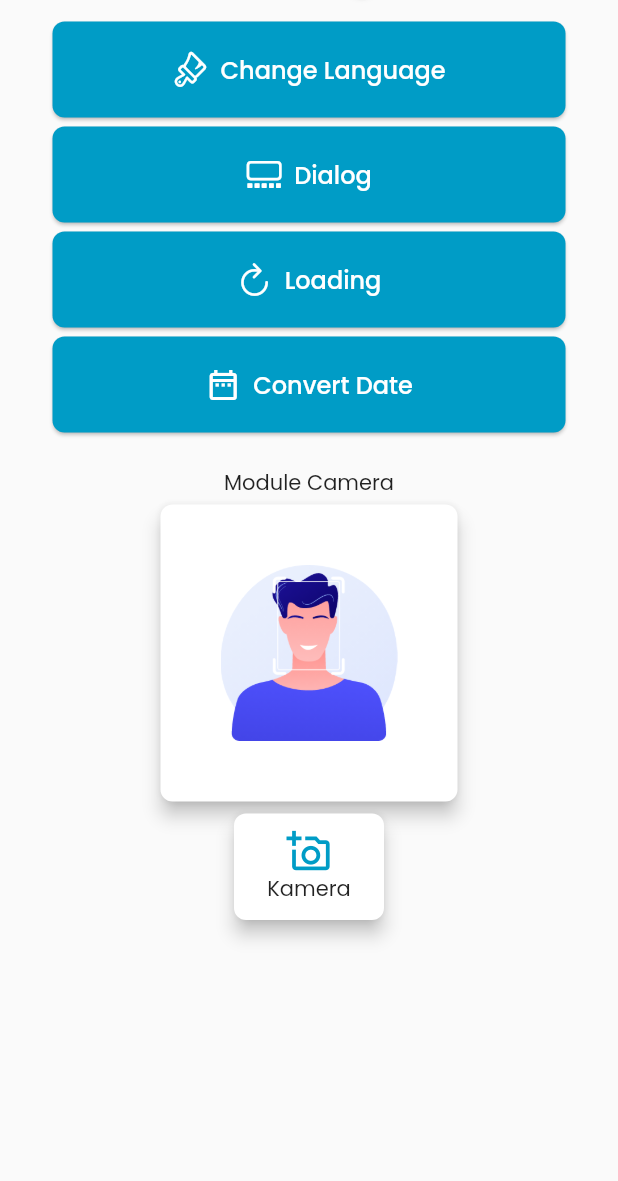
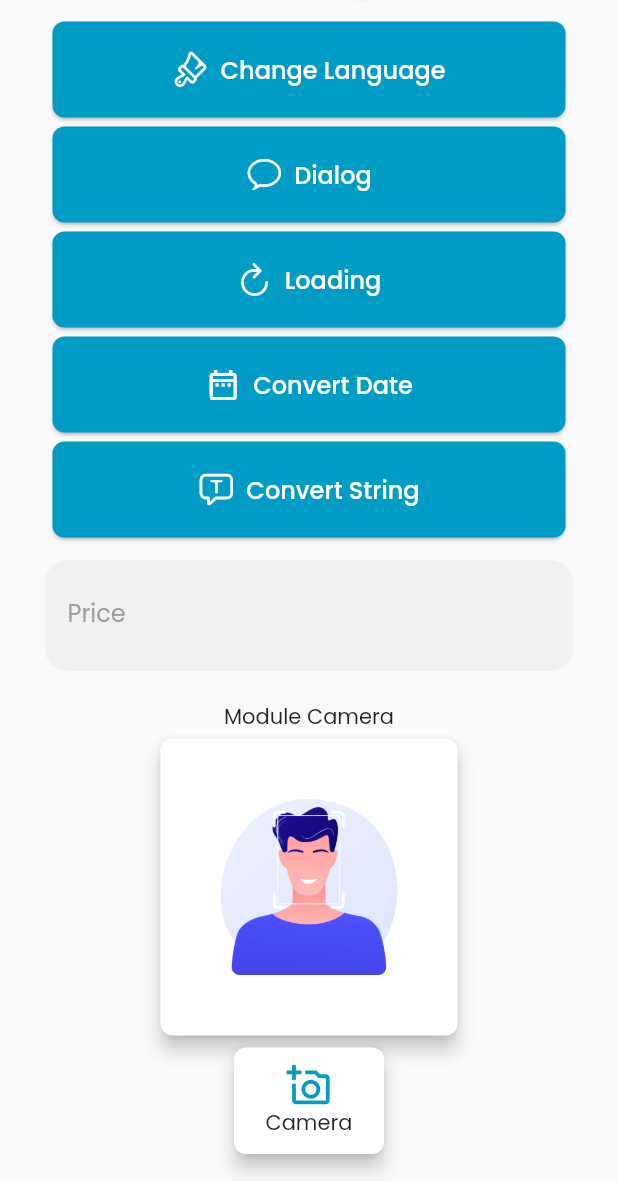
Before and after one commit to nandakista/skybase_flutter_getx, a Flutter app: the UtilsView screen opened directly, on a phone screen of 412 x 824 dp, the part 55-1236 px from its top. Run offline on Flutter 3.47's test engine with Material 2 defaults, Android fonts, the phone set to English and light mode, and no system bars; our stand-ins replace camera, dio, double_back_to_close_app, file_picker, flutter_image_compress, flutter_keyboard_visibility and 12 more; missing offline and left inert: photo_manager; accounts and stored records are empty; project files that could hold a hidden picture were left out.

Commit message:
Update utility view

```diff
--- a/lib/core/app/app_constant.dart
+++ b/lib/core/app/app_constant.dart
@@ -8,11 +8,6 @@ class AppConst {
   static const double defaultMargin = 30;
   static const String appName = 'Gitagram';
   static const String appTag = 'Connect every developers';
-
-  /* Validator
-  ... Size Validator
-   */
-  static const String validSize = 'Ukuran file tidak boleh melebihi 2MB.';
 
   /* Size Helper
   ... Size of everything
--- a/lib/core/helper/converter_helper.dart
+++ b/lib/core/helper/converter_helper.dart
@@ -27,10 +27,29 @@ class AppConverter {
     }
   }
 
-  static String replaceCharAt(String oldString, int index, String newChar) {
+  /// Convert string into new string at specific index.
+  /// * Example : [oldString] = 'abc', [index] = 2, [newChar] = '$', Result --> a$b
+  static String replaceStringAt(String oldString, int index, String newChar) {
     return oldString.substring(0, index) +
         newChar +
         oldString.substring(index + 1);
+  }
+
+  /// Convert string into new string. Used to hidden string like a email, phone number, etc.
+  /// * Example :
+  ///
+  /// [oldString] = name@email.com,
+  ///
+  /// [index] = 2,
+  ///
+  /// [newChar] = *
+  ///
+  /// --> Result will = na****mail.com
+  static String replaceStringRange(String sentence, int start, int end, String newChar) {
+    for (int i = start; i < end+1 ; i++) {
+      sentence = AppConverter.replaceStringAt(sentence, i, newChar);
+    }
+    return sentence;
   }
 }
 
@@ -57,15 +76,20 @@ extension StringExtension on String {
         .join(' ');
   }
 
+  /// Convert string Indonesian Currency to int.
+  ///
   /// The required format string is "Rp 0.000..."
-  ///
   /// the return is [Int]
+  /// * Example : Rp 1.000 (String) --> 1000
   int fromIDR() {
     return int.tryParse(substring(3, length).replaceAll('.', '')) ?? 0;
   }
 }
 
 extension IntExtension on int {
+
+  /// Convert int to currency format.
+  /// * Example : 1000 (int) --> Rp 1.000 (String)
   String toIDR() {
     return NumberFormat.currency(locale: 'id', symbol: 'Rp ', decimalDigits: 0)
         .format(this);
--- a/lib/core/helper/input_formater.dart
+++ b/lib/core/helper/input_formater.dart
@@ -2,6 +2,9 @@ import 'package:flutter/services.dart';
 import 'package:intl/intl.dart';
 
 class CustomInputFormatters {
+
+  /// Just only input with format 2 decimal.
+  /// * Example 3.00, 123.12, 133212.99, ...
   static List<TextInputFormatter>? numberWith2Decimals = [
     FilteringTextInputFormatter.allow(RegExp(r'^\d*\.?\,?\d{0,2}')),
     TextInputFormatter.withFunction(
@@ -9,6 +12,11 @@ class CustomInputFormatters {
         text: newValue.text.replaceAll(',', '.'),
       ),
     ),
+  ];
+
+  static List<TextInputFormatter>? idrCurrency = [
+    FilteringTextInputFormatter.digitsOnly,
+    CurrencyInputFormatter(),
   ];
 }
 
--- a/lib/core/helper/safe_request_api_helper.dart
+++ b/lib/core/helper/safe_request_api_helper.dart
@@ -22,9 +22,8 @@ class SafeRequestAPI {
   /// It's useful when you need to call API outside features like download, etc.
   /// Return the value of Response API.
   Future<dynamic> callWithReturn(Function() function) async {
-    final dynamic data;
     try {
-      data = await function();
+      return await function();
     } catch (e) {
       AppDialog.show(
         typeDialog: TypeDialog.FAILED,
@@ -35,6 +34,5 @@ class SafeRequestAPI {
       );
       rethrow;
     }
-    return data;
   }
 }
--- a/lib/core/helper/validator_helper.dart
+++ b/lib/core/helper/validator_helper.dart
@@ -1,8 +1,10 @@
 import 'dart:io';
 
 import 'package:flutter/cupertino.dart';
+import 'package:get/get.dart';
 import 'package:varcore_flutter_base/core/app/app_constant.dart';
 import 'package:varcore_flutter_base/core/helper/dialog_helper.dart';
+import 'package:varcore_flutter_base/core/localization/language_const.dart';
 
 class AppRegex {
   static const nik = r'^[1-9]{16}$';
@@ -61,7 +63,7 @@ class AppValidator {
     var size = (bytes / 1024) / 1000;
     debugPrint('Size Validator : $size MB');
     if (size >= sizeMb) {
-      Toast.show(AppConst.validSize);
+      Toast.show(International.validSize.tr);
       return false;
     }
     return true;
--- a/lib/core/localization/language_const.dart
+++ b/lib/core/localization/language_const.dart
@@ -30,6 +30,7 @@ class International {
   static const String notice = 'txt_notice';
   static const String convert = 'txt_convert';
   static const String date = 'txt_date';
+  static const String price = 'txt_price';
 
   // Sentence
   static const String errEmail = 'txt_err_email';
@@ -42,4 +43,5 @@ class International {
   static const String forgotPassword = 'txt_forgot_password';
   static const String loginSubtitle = 'txt_login_subtitle';
   static const String dontHaveAccount = 'txt_dont_have_account';
+  static const String validSize = 'txt_valid_size';
 }
--- a/lib/core/localization/languages/english.dart
+++ b/lib/core/localization/languages/english.dart
@@ -28,6 +28,7 @@ const Map<String, String> en = {
   International.notice: 'Notice',
   International.convert: 'Convert',
   International.date: 'Date',
+  International.price: 'Price',
 
   // Sentence
   International.errEmail : 'Please enter a valid email address.',
@@ -41,4 +42,5 @@ const Map<String, String> en = {
   International.emptyUser : 'Data users not found',
   International.errGeneralFormal : 'Something when wrong',
   International.errGeneralNonFormal : 'Oops something when wrong...',
+  International.validSize : 'File size cannot bigger than 2MB.',
 };
--- a/lib/core/localization/languages/indonesian.dart
+++ b/lib/core/localization/languages/indonesian.dart
@@ -28,6 +28,7 @@ const Map<String, String> id = {
   International.notice: 'Pemberitahuan',
   International.convert: 'Konversi',
   International.date: 'Tanggal',
+  International.price: 'Harga',
 
   //Validation
   International.errEmail: 'Format email masih salah',
@@ -41,4 +42,5 @@ const Map<String, String> id = {
   International.emptyUser : 'Tidak ada data user',
   International.errGeneralFormal : 'Terjadi kesalahan',
   International.errGeneralNonFormal : 'Oops terjadi kesalahan...',
+  International.validSize : 'Ukuran file tidak boleh melebihi 2MB.',
 };
--- a/lib/core/localization/locale_helper.dart
+++ b/lib/core/localization/locale_helper.dart
@@ -13,6 +13,7 @@ class LocaleHelper {
 
   final fallbackLocale = const Locale('en');
 
+  /// Show dialog for change App Language
   showLocaleDialog(BuildContext context) {
     showDialog(
       context: context,
@@ -43,12 +44,12 @@ class LocaleHelper {
   }
 
   updateLocale(BuildContext context, Locale locale, String name) {
-    saveLanguagesToCache(name);
+    saveLocaleToCache(name);
     Navigator.of(context).pop();
     Get.updateLocale(locale);
   }
 
-  saveLanguagesToCache(String name) {
+  saveLocaleToCache(String name) {
     if (name == "English") {
       GetStorageManager.to.save(GetStorageKey.CURRENT_LOCALE, "en");
     } else {
--- a/lib/core/network/api_request.dart
+++ b/lib/core/network/api_request.dart
@@ -83,8 +83,8 @@ void _tokenManager(bool useToken) async {
   DioClient.setInterceptor();
   String? token = await secureStorage.getToken();
   if (useToken) {
-    // headers[HttpHeaders.authorizationHeader] = token.toString();
-    headers[HttpHeaders.authorizationHeader] = 'token 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';
+    headers[HttpHeaders.authorizationHeader] = token.toString();
+    // headers[HttpHeaders.authorizationHeader] = 'token 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';
   } else {
     headers.clear();
   }
--- a/lib/ui/views/utils/utils_view.dart
+++ b/lib/ui/views/utils/utils_view.dart
@@ -2,9 +2,13 @@ import 'dart:io';
 
 import 'package:flutter/cupertino.dart';
 import 'package:flutter/material.dart';
+import 'package:flutter/services.dart';
 import 'package:get/get.dart';
+import 'package:varcore_flutter_base/core/helper/converter_helper.dart';
 import 'package:varcore_flutter_base/core/helper/date_time_helper.dart';
 import 'package:varcore_flutter_base/core/helper/dialog_helper.dart';
+import 'package:varcore_flutter_base/core/helper/input_formater.dart';
+import 'package:varcore_flutter_base/core/helper/validator_helper.dart';
 import 'package:varcore_flutter_base/core/localization/language_const.dart';
 import 'package:varcore_flutter_base/core/localization/locale_helper.dart';
 import 'package:varcore_flutter_base/core/modules/module_helper.dart';
@@ -12,6 +16,7 @@ import 'package:varcore_flutter_base/core/themes/app_colors.dart';
 import 'package:varcore_flutter_base/core/themes/theme_manager.dart';
 import 'package:varcore_flutter_base/ui/widgets/basic_widget.dart';
 import 'package:varcore_flutter_base/ui/widgets/custom_button.dart';
+import 'package:varcore_flutter_base/ui/widgets/custom_form_field.dart';
 
 class UtilsView extends StatefulWidget {
   const UtilsView({Key? key}) : super(key: key);
@@ -60,7 +65,7 @@ class _UtilsViewState extends State<UtilsView> {
                     );
                   },
                   text: 'Dialog',
-                  icon: CupertinoIcons.squares_below_rectangle,
+                  icon: CupertinoIcons.conversation_bubble,
                 ),
                 CustomButton(
                   onPressed: () {
@@ -71,11 +76,31 @@ class _UtilsViewState extends State<UtilsView> {
                 ),
                 CustomButton(
                   onPressed: () {
-                    String? converted = DateHelper(startDate: DateTime.now(), endDate: DateTime.now()).format();
+                    String? converted = DateHelper(
+                            startDate: DateTime.now(), endDate: DateTime.now())
+                        .format();
                     Toast.show('Date converted :\n $converted');
                   },
                   text: International.convert.tr + ' ' + International.date.tr,
                   icon: Icons.date_range_outlined,
+                ),
+                CustomButton(
+                  onPressed: () {
+                    String? converted = AppConverter.replaceStringRange(
+                        'name@email.com', 2, 5, '*');
+                    debugPrint('Converted = $converted');
+                    Toast.show('String converted :\n $converted');
+                  },
+                  text: International.convert.tr + ' String',
+                  icon: CupertinoIcons.t_bubble,
+                ),
+                const SizedBox(height: 12),
+                CustomFieldForm(
+                  label: International.price.tr,
+                  hint: International.price.tr,
+                  validator: (value) =>
+                      AppValidator.generalField(value.toString()),
+                  inputFormatters: CustomInputFormatters.idrCurrency,
                 ),
                 const SizedBox(height: 20),
                 ..._buildImagePicker(context),
@@ -94,12 +119,12 @@ class _UtilsViewState extends State<UtilsView> {
               ? Image.file(
                   _imageFile!,
                   height: MediaQuery.of(context).size.width * 1 / 2,
-        width: MediaQuery.of(context).size.width * 2/3,
+                  width: MediaQuery.of(context).size.width * 2 / 3,
                   fit: BoxFit.contain,
                 )
               : SizedBox(
                   height: MediaQuery.of(context).size.width * 1 / 2,
-        width: MediaQuery.of(context).size.width * 1/2,
+                  width: MediaQuery.of(context).size.width * 1 / 2,
                   child: Card(
                     elevation: 5,
                     shape: RoundedRectangleBorder(
@@ -124,7 +149,7 @@ class _UtilsViewState extends State<UtilsView> {
             onTap: () {
               ModuleHelper.pickImage(showInfo: true).then((img) {
                 if (img != null) {
-              setState(()=> _imageFile = img);
+                  setState(() => _imageFile = img);
                 }
               });
             },
@@ -132,15 +157,13 @@ class _UtilsViewState extends State<UtilsView> {
               padding: const EdgeInsets.all(10),
               width: 100,
               child: Column(
-            children: const [
-              Icon(
+                children: [
+                  const Icon(
                     Icons.add_a_photo_outlined,
                     size: 30,
                     color: AppColors.primary,
                   ),
-              Text(
-                'Kamera',
-              )
+                  Text(International.camera.tr)
                 ],
               ),
             ),
--- a/lib/ui/widgets/custom_form_field.dart
+++ b/lib/ui/widgets/custom_form_field.dart
@@ -7,7 +7,7 @@ class CustomFieldForm extends StatelessWidget {
   final String? label, hint, endText;
   final TextEditingController? controller;
   final TextInputType? keyboardType;
-  final IconData icon;
+  final IconData? icon;
   final IconData? endIcon;
   final int? maxLength, maxLines;
   final VoidCallback? onPress;
@@ -32,7 +32,7 @@ class CustomFieldForm extends StatelessWidget {
     required this.validator,
     this.controller,
     this.keyboardType,
-    required this.icon,
+    this.icon,
     this.backgroundColor,
     this.textColor = AppColors.primary,
     this.hintColor = Colors.grey,
@@ -69,7 +69,7 @@ class CustomFieldForm extends StatelessWidget {
         onChanged: onChanged,
         decoration: InputDecoration(
           border: InputBorder.none,
-          prefixIcon: Icon(icon),
+          prefixIcon: (icon != null) ? Icon(icon) : null,
           suffixIcon: (endText == null)
               ? Icon(endIcon)
               : Align(
@@ -99,7 +99,7 @@ class CustomFieldForm extends StatelessWidget {
 class CustomPasswordFieldForm extends StatelessWidget {
   final String? label, hint, endText;
   final TextEditingController controller;
-  final IconData icon;
+  final IconData? icon;
   final Widget? endIcon;
   final VoidCallback? onPress;
   final int? maxLength;
@@ -122,7 +122,7 @@ class CustomPasswordFieldForm extends StatelessWidget {
     this.onChanged,
     required this.validator,
     required this.controller,
-    required this.icon,
+    this.icon,
     this.backgroundColor,
     this.textColor = AppColors.primary,
     this.hintColor = Colors.grey,
@@ -145,7 +145,7 @@ class CustomPasswordFieldForm extends StatelessWidget {
         decoration: InputDecoration(
           errorText: errorText,
           border: InputBorder.none,
-          prefixIcon: Icon(icon),
+          prefixIcon: (icon != null) ? Icon(icon) : null,
           suffixIcon: (endText == null)
               ? endIcon
               : Align(
```
Lines whose indentation alone changed are shown as unchanged.
